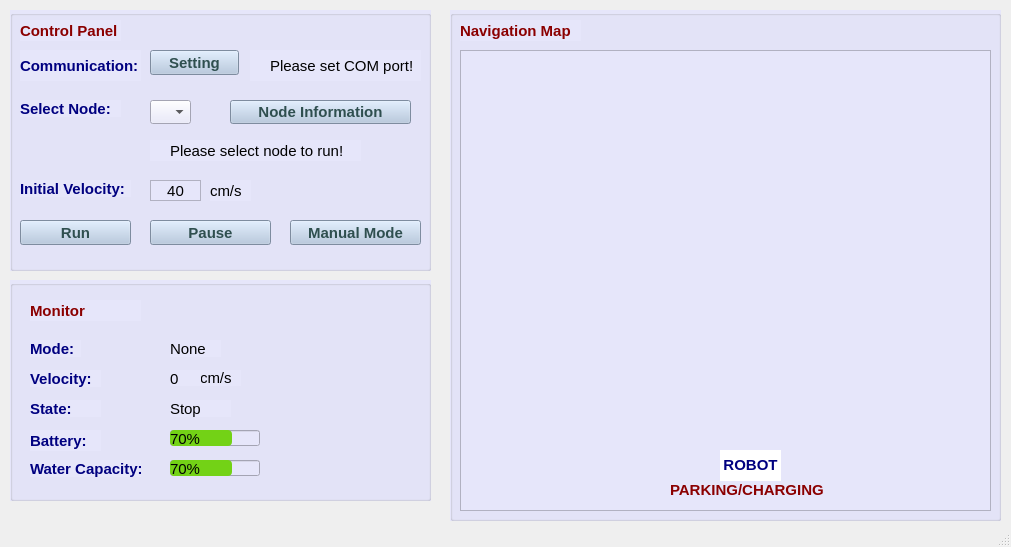
Qt form mainApp/mainwindow.ui (trieu1162000/appUsingQt) before a commit.
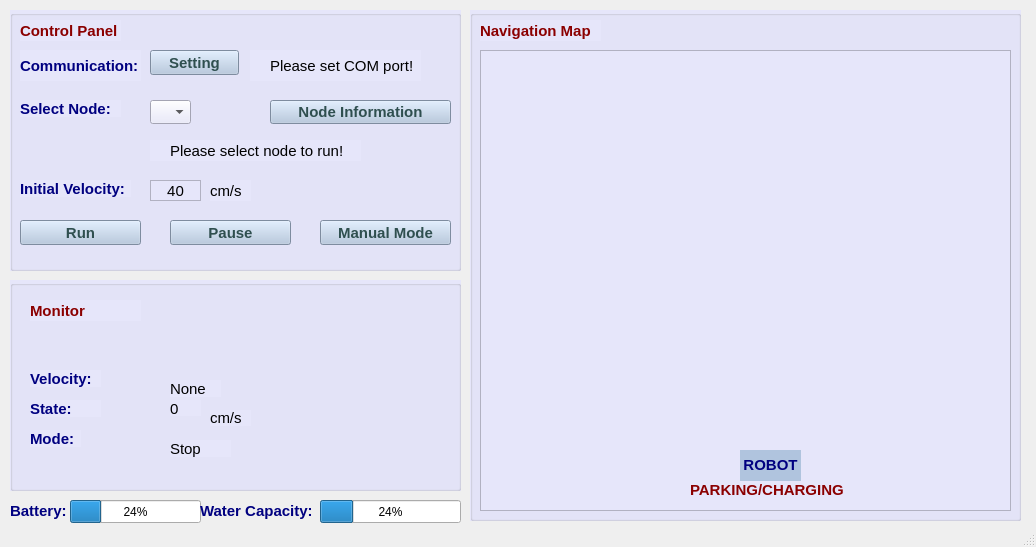
The same form after that commit. Icons and pictures are not drawn.

Diff of the .ui file:
```diff
--- a/mainApp/mainwindow.ui
+++ b/mainApp/mainwindow.ui
@@ -6,7 +6,7 @@
    <rect>
     <x>0</x>
     <y>0</y>
-    <width>1011</width>
+    <width>1036</width>
     <height>547</height>
    </rect>
   </property>
@@ -19,7 +19,7 @@
      <rect>
       <x>10</x>
       <y>10</y>
-      <width>421</width>
+      <width>451</width>
       <height>261</height>
      </rect>
     </property>
@@ -134,7 +134,7 @@
       <rect>
        <x>10</x>
        <y>210</y>
-       <width>111</width>
+       <width>121</width>
        <height>25</height>
       </rect>
      </property>
@@ -207,7 +207,7 @@
     <widget class="QPushButton" name="pause_resume_button">
      <property name="geometry">
       <rect>
-       <x>140</x>
+       <x>160</x>
        <y>210</y>
        <width>121</width>
        <height>25</height>
@@ -329,7 +329,7 @@
     <widget class="QPushButton" name="manual_mode_button">
      <property name="geometry">
       <rect>
-       <x>280</x>
+       <x>310</x>
        <y>210</y>
        <width>131</width>
        <height>25</height>
@@ -365,7 +365,7 @@
     <widget class="QPushButton" name="nodes_i4_pushButton">
      <property name="geometry">
       <rect>
-       <x>220</x>
+       <x>260</x>
        <y>90</y>
        <width>181</width>
        <height>24</height>
@@ -394,8 +394,8 @@
      <rect>
       <x>10</x>
       <y>280</y>
-      <width>421</width>
-      <height>221</height>
+      <width>451</width>
+      <height>211</height>
      </rect>
     </property>
     <property name="font">
@@ -439,7 +439,7 @@
      <property name="geometry">
       <rect>
        <x>20</x>
-       <y>60</y>
+       <y>150</y>
        <width>51</width>
        <height>17</height>
       </rect>
@@ -501,33 +501,11 @@
       <string>State:</string>
      </property>
     </widget>
-    <widget class="QLabel" name="battery_label">
-     <property name="geometry">
-      <rect>
-       <x>20</x>
-       <y>150</y>
-       <width>71</width>
-       <height>21</height>
-      </rect>
-     </property>
-     <property name="font">
-      <font>
-       <pointsize>11</pointsize>
-       <bold>true</bold>
-      </font>
-     </property>
-     <property name="styleSheet">
-      <string notr="true">font-weight : bold; color : Navy;</string>
-     </property>
-     <property name="text">
-      <string>Battery:</string>
-     </property>
-    </widget>
     <widget class="QLabel" name="init_velocity_label_6">
      <property name="geometry">
       <rect>
-       <x>190</x>
-       <y>90</y>
+       <x>200</x>
+       <y>130</y>
        <width>41</width>
        <height>16</height>
       </rect>
@@ -545,7 +523,7 @@
      <property name="geometry">
       <rect>
        <x>160</x>
-       <y>90</y>
+       <y>120</y>
        <width>31</width>
        <height>16</height>
       </rect>
@@ -563,7 +541,7 @@
      <property name="geometry">
       <rect>
        <x>160</x>
-       <y>60</y>
+       <y>100</y>
        <width>51</width>
        <height>17</height>
       </rect>
@@ -581,7 +559,7 @@
      <property name="geometry">
       <rect>
        <x>160</x>
-       <y>120</y>
+       <y>160</y>
        <width>61</width>
        <height>17</height>
       </rect>
@@ -595,115 +573,11 @@
       <string>Stop</string>
      </property>
     </widget>
-    <widget class="QProgressBar" name="progressBar_2">
-     <property name="geometry">
-      <rect>
-       <x>160</x>
-       <y>150</y>
-       <width>90</width>
-       <height>16</height>
-      </rect>
-     </property>
-     <property name="maximumSize">
-      <size>
-       <width>90</width>
-       <height>16777215</height>
-      </size>
-     </property>
-     <property name="font">
-      <font>
-       <pointsize>11</pointsize>
-      </font>
-     </property>
-     <property name="styleSheet">
-      <string notr="true">QProgressBar#progressBar
-{
-      border:none;   /*无边框*/
-      background:rgb(211, 215, 207);
-      border-radius:5px;
-      text-align:center;   /*文本的位置*/
-      color: rgb(229, 229, 229);  /*文本颜色*/
-}
- 
-QProgressBar::chunk 
-{
-      background-color:rgb(115, 210, 22);
-      border-radius:4px;
-}
-</string>
-     </property>
-     <property name="value">
-      <number>70</number>
-     </property>
-    </widget>
-    <widget class="QLabel" name="battery_label_2">
-     <property name="geometry">
-      <rect>
-       <x>20</x>
-       <y>180</y>
-       <width>111</width>
-       <height>17</height>
-      </rect>
-     </property>
-     <property name="font">
-      <font>
-       <pointsize>11</pointsize>
-       <bold>true</bold>
-      </font>
-     </property>
-     <property name="styleSheet">
-      <string notr="true">font-weight : bold; color : Navy;</string>
-     </property>
-     <property name="text">
-      <string>Water Capacity:</string>
-     </property>
-    </widget>
-    <widget class="QProgressBar" name="progressBar_3">
-     <property name="geometry">
-      <rect>
-       <x>160</x>
-       <y>180</y>
-       <width>90</width>
-       <height>16</height>
-      </rect>
-     </property>
-     <property name="maximumSize">
-      <size>
-       <width>90</width>
-       <height>16777215</height>
-      </size>
-     </property>
-     <property name="font">
-      <font>
-       <pointsize>11</pointsize>
-      </font>
-     </property>
-     <property name="styleSheet">
-      <string notr="true">QProgressBar#progressBar
-{
-      border:none;   /*无边框*/
-      background:rgb(211, 215, 207);
-      border-radius:5px;
-      text-align:center;   /*文本的位置*/
-      color: rgb(229, 229, 229);  /*文本颜色*/
-}
- 
-QProgressBar::chunk 
-{
-      background-color:rgb(115, 210, 22);
-      border-radius:4px;
-}
-</string>
-     </property>
-     <property name="value">
-      <number>70</number>
-     </property>
-    </widget>
    </widget>
    <widget class="QGroupBox" name="map_groupBox">
     <property name="geometry">
      <rect>
-      <x>450</x>
+      <x>470</x>
       <y>10</y>
       <width>551</width>
       <height>511</height>
@@ -789,7 +663,8 @@
       <bool>false</bool>
      </property>
      <property name="styleSheet">
-      <string notr="true">font-weight : bold; color : Navy; background-color : White; </string>
+      <string notr="true">font-weight : bold; color : Navy; background-color : LightSteelBlue
+; </string>
      </property>
      <property name="text">
       <string>&lt;html&gt;&lt;head/&gt;&lt;body&gt;&lt;p&gt;&lt;span style=&quot; font-size:11pt; font-weight:700;&quot;&gt;ROBOT&lt;/span&gt;&lt;/p&gt;&lt;/body&gt;&lt;/html&gt;</string>
@@ -799,6 +674,76 @@
      </property>
     </widget>
    </widget>
+   <widget class="QLabel" name="battery_label">
+    <property name="geometry">
+     <rect>
+      <x>10</x>
+      <y>500</y>
+      <width>71</width>
+      <height>21</height>
+     </rect>
+    </property>
+    <property name="font">
+     <font>
+      <pointsize>11</pointsize>
+      <bold>true</bold>
+     </font>
+    </property>
+    <property name="styleSheet">
+     <string notr="true">font-weight : bold; color : Navy;</string>
+    </property>
+    <property name="text">
+     <string>Battery:</string>
+    </property>
+   </widget>
+   <widget class="QProgressBar" name="battery_progressBar">
+    <property name="geometry">
+     <rect>
+      <x>70</x>
+      <y>500</y>
+      <width>131</width>
+      <height>23</height>
+     </rect>
+    </property>
+    <property name="value">
+     <number>24</number>
+    </property>
+   </widget>
+   <widget class="QProgressBar" name="water_c_progressBar">
+    <property name="geometry">
+     <rect>
+      <x>320</x>
+      <y>500</y>
+      <width>141</width>
+      <height>23</height>
+     </rect>
+    </property>
+    <property name="value">
+     <number>24</number>
+    </property>
+   </widget>
+   <widget class="QLabel" name="battery_label_2">
+    <property name="geometry">
+     <rect>
+      <x>200</x>
+      <y>500</y>
+      <width>111</width>
+      <height>21</height>
+     </rect>
+    </property>
+    <property name="font">
+     <font>
+      <pointsize>11</pointsize>
+      <bold>true</bold>
+     </font>
+    </property>
+    <property name="styleSheet">
+     <string notr="true">font-weight : bold; color : Navy;</string>
+    </property>
+    <property name="text">
+     <string>Water Capacity:</string>
+    </property>
+   </widget>
   </widget>
   <widget class="QStatusBar" name="statusbar"/>
  </widget>
```
Left out of the diff: 2 changed lines with no effect on the pictures.
